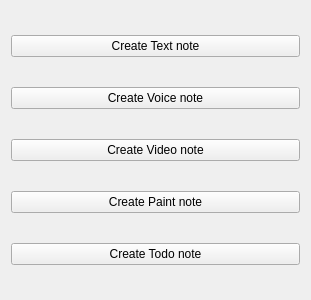
Old version of the form Notessa/note_creation_menu/ui/note_creation_menu_widget.ui in the repository Eixini/Notessa.
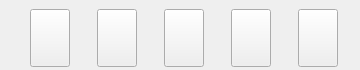
New version of the form. Icons and pictures are not drawn.

Patch:
```diff
--- a/Notessa/note_creation_menu/ui/note_creation_menu_widget.ui
+++ b/Notessa/note_creation_menu/ui/note_creation_menu_widget.ui
@@ -6,51 +6,199 @@
    <rect>
     <x>0</x>
     <y>0</y>
-    <width>311</width>
-    <height>300</height>
+    <width>360</width>
+    <height>70</height>
    </rect>
   </property>
+  <property name="sizePolicy">
+   <sizepolicy hsizetype="Fixed" vsizetype="Fixed">
+    <horstretch>0</horstretch>
+    <verstretch>0</verstretch>
+   </sizepolicy>
+  </property>
+  <property name="minimumSize">
+   <size>
+    <width>360</width>
+    <height>70</height>
+   </size>
+  </property>
+  <property name="maximumSize">
+   <size>
+    <width>360</width>
+    <height>70</height>
+   </size>
+  </property>
   <property name="windowTitle">
    <string>Note creation</string>
   </property>
-  <layout class="QVBoxLayout" name="verticalLayout">
+  <property name="windowIcon">
+   <iconset resource="../../resources/icons/common/common_icons.qrc">
+    <normaloff>:/common/notessa_logo.png</normaloff>:/common/notessa_logo.png</iconset>
+  </property>
+  <widget class="QWidget" name="layoutWidget">
+   <property name="geometry">
+    <rect>
+     <x>9</x>
+     <y>9</y>
+     <width>351</width>
+     <height>58</height>
+    </rect>
+   </property>
+   <layout class="QHBoxLayout" name="horizontalLayout">
+    <property name="sizeConstraint">
+     <enum>QLayout::SizeConstraint::SetMinimumSize</enum>
+    </property>
    <item>
     <widget class="QPushButton" name="create_text_note_button">
-     <property name="text">
+      <property name="sizePolicy">
+       <sizepolicy hsizetype="Fixed" vsizetype="Minimum">
+        <horstretch>0</horstretch>
+        <verstretch>0</verstretch>
+       </sizepolicy>
+      </property>
+      <property name="toolTip">
       <string>Create Text note</string>
      </property>
+      <property name="locale">
+       <locale language="English" country="UnitedStates"/>
+      </property>
+      <property name="text">
+       <string/>
+      </property>
+      <property name="icon">
+       <iconset resource="../../resources/icons/note_type/note_type_icons.qrc">
+        <normaloff>:/note_type/text.png</normaloff>:/note_type/text.png</iconset>
+      </property>
+      <property name="iconSize">
+       <size>
+        <width>48</width>
+        <height>48</height>
+       </size>
+      </property>
     </widget>
    </item>
    <item>
     <widget class="QPushButton" name="create_voice_note_button">
-     <property name="text">
+      <property name="sizePolicy">
+       <sizepolicy hsizetype="Fixed" vsizetype="Minimum">
+        <horstretch>0</horstretch>
+        <verstretch>0</verstretch>
+       </sizepolicy>
+      </property>
+      <property name="toolTip">
       <string>Create Voice note</string>
      </property>
+      <property name="locale">
+       <locale language="English" country="UnitedStates"/>
+      </property>
+      <property name="text">
+       <string/>
+      </property>
+      <property name="icon">
+       <iconset resource="../../resources/icons/note_type/note_type_icons.qrc">
+        <normaloff>:/note_type/voice.png</normaloff>:/note_type/voice.png</iconset>
+      </property>
+      <property name="iconSize">
+       <size>
+        <width>48</width>
+        <height>48</height>
+       </size>
+      </property>
     </widget>
    </item>
    <item>
     <widget class="QPushButton" name="create_video_note_button">
-     <property name="text">
+      <property name="sizePolicy">
+       <sizepolicy hsizetype="Fixed" vsizetype="Minimum">
+        <horstretch>0</horstretch>
+        <verstretch>0</verstretch>
+       </sizepolicy>
+      </property>
+      <property name="toolTip">
       <string>Create Video note</string>
      </property>
+      <property name="locale">
+       <locale language="English" country="UnitedStates"/>
+      </property>
+      <property name="text">
+       <string/>
+      </property>
+      <property name="icon">
+       <iconset resource="../../resources/icons/note_type/note_type_icons.qrc">
+        <normaloff>:/note_type/video.png</normaloff>:/note_type/video.png</iconset>
+      </property>
+      <property name="iconSize">
+       <size>
+        <width>48</width>
+        <height>48</height>
+       </size>
+      </property>
     </widget>
    </item>
    <item>
     <widget class="QPushButton" name="create_paint_note_button">
-     <property name="text">
+      <property name="sizePolicy">
+       <sizepolicy hsizetype="Fixed" vsizetype="Minimum">
+        <horstretch>0</horstretch>
+        <verstretch>0</verstretch>
+       </sizepolicy>
+      </property>
+      <property name="toolTip">
       <string>Create Paint note</string>
      </property>
+      <property name="locale">
+       <locale language="English" country="UnitedStates"/>
+      </property>
+      <property name="text">
+       <string/>
+      </property>
+      <property name="icon">
+       <iconset resource="../../resources/icons/note_type/note_type_icons.qrc">
+        <normaloff>:/note_type/paint.png</normaloff>:/note_type/paint.png</iconset>
+      </property>
+      <property name="iconSize">
+       <size>
+        <width>48</width>
+        <height>48</height>
+       </size>
+      </property>
     </widget>
    </item>
    <item>
     <widget class="QPushButton" name="create_todo_note_button">
-     <property name="text">
+      <property name="sizePolicy">
+       <sizepolicy hsizetype="Fixed" vsizetype="Minimum">
+        <horstretch>0</horstretch>
+        <verstretch>0</verstretch>
+       </sizepolicy>
+      </property>
+      <property name="toolTip">
       <string>Create Todo note</string>
      </property>
+      <property name="locale">
+       <locale language="English" country="UnitedStates"/>
+      </property>
+      <property name="text">
+       <string/>
+      </property>
+      <property name="icon">
+       <iconset resource="../../resources/icons/note_type/note_type_icons.qrc">
+        <normaloff>:/note_type/todo.png</normaloff>:/note_type/todo.png</iconset>
+      </property>
+      <property name="iconSize">
+       <size>
+        <width>48</width>
+        <height>48</height>
+       </size>
+      </property>
     </widget>
    </item>
   </layout>
  </widget>
- <resources/>
+ </widget>
+ <resources>
+  <include location="../../resources/icons/note_type/note_type_icons.qrc"/>
+  <include location="../../resources/icons/common/common_icons.qrc"/>
+ </resources>
  <connections/>
 </ui>
```
Lines whose indentation alone changed are shown as unchanged.
